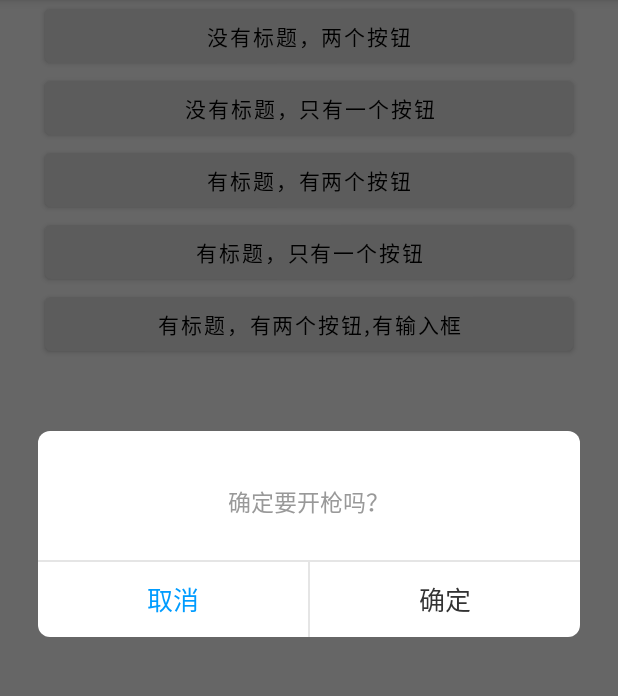
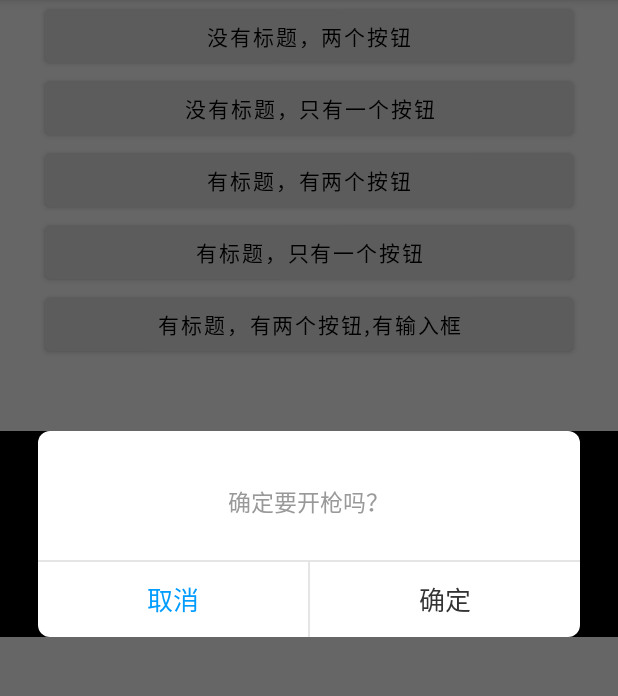
Before and after one commit to T-bright/CommonDialog, an Android app: the screen it shows after launch (MainActivity), after a tap on "没有标题，两个按钮", on a phone screen of 412 x 824 dp, the part 84-780 px from its top. Run offline under Robolectric (Android 15) with nearby library versions, the phone set to English and light mode, and no system bars.

Commit message:
优化代码

```diff
--- a/app/src/main/java/com/bright/commondialog/demo/MainActivity.kt
+++ b/app/src/main/java/com/bright/commondialog/demo/MainActivity.kt
@@ -26,7 +26,7 @@ class MainActivity : AppCompatActivity() {
     //没有标题，两个按钮
     private fun notitleOnly() {
         val dataBean = TestDialogDataBean()
-        CommonDialogBuilder(this).withType(CommonDialogBuilder.NOTITLE_ONLY)
+        CommonDialogBuilder(this, R.style.CommonDialogStyleTest).withType(CommonDialogBuilder.NOTITLE_ONLY)
             .withMessage("确定要开枪吗？")
             .withNegative { view, dialog ->
                 toast("点击了取消")
--- a/app/src/main/res/values/styles.xml
+++ b/app/src/main/res/values/styles.xml
@@ -18,4 +18,12 @@
         <item name="android:windowEnterAnimation">@anim/fadein</item>
         <item name="android:windowExitAnimation">@android:anim/slide_out_right</item>
     </style>
+
+    <style name="CommonDialogStyleTest" parent="@android:style/Theme.Dialog">
+        <item name="android:windowNoTitle">true</item>
+        <item name="android:windowBackground">#000000</item>
+        <item name="android:colorBackgroundCacheHint">@null</item>
+        <item name="android:windowSoftInputMode">adjustPan</item>
+        <item name="android:windowIsFloating">true</item>
+    </style>
 </resources>
--- a/commondialog/src/main/java/com/bright/commondialog/CommonDialog.kt
+++ b/commondialog/src/main/java/com/bright/commondialog/CommonDialog.kt
@@ -9,9 +9,7 @@ import com.bright.commondialog.extension.visible
 import kotlinx.android.synthetic.main.dialog_common.*
 
 
-class CommonDialog(context: Context, style: Int = R.style.BaseDialog) : BaseDialog<CommonDialogBuilder>(context, style) {
-
-
+class CommonDialog(context: Context, style: Int) : BaseDialog<CommonDialogBuilder>(context, style) {
 
     override fun setContentView(): Int {
         return R.layout.dialog_common
@@ -21,7 +19,6 @@ class CommonDialog(context: Context, style: Int = R.style.BaseDialog) : BaseDial
         initVisible()
         initListener()
     }
-
 
     override fun onStart() {
         super.onStart()
--- a/commondialog/src/main/java/com/bright/commondialog/CommonDialogBuilder.kt
+++ b/commondialog/src/main/java/com/bright/commondialog/CommonDialogBuilder.kt
@@ -6,7 +6,7 @@ import androidx.annotation.StringRes
 import com.bright.commondialog.base.BaseDialogBuilder
 
 
-class CommonDialogBuilder(private var context: Context, private var style: Int = R.style.BaseDialog) : BaseDialogBuilder<CommonDialogBuilder, CommonDialog>(context, style) {
+class CommonDialogBuilder(context: Context, mStyle: Int = R.style.BaseDialog) : BaseDialogBuilder<CommonDialogBuilder, CommonDialog>(context, mStyle) {
 
     companion object {
         const val NOTITLE_ONLY = "1"//没有标题，但是有两个按钮
@@ -19,7 +19,7 @@ class CommonDialogBuilder(private var context: Context, private var style: Int =
     override var dialogBuilder: CommonDialogBuilder = this
 
     override fun dialogInstance(): CommonDialog {
-        return CommonDialog(context)
+        return CommonDialog(context, style)
     }
 
     //类型
--- a/commondialog/src/main/java/com/bright/commondialog/base/BaseDialog.kt
+++ b/commondialog/src/main/java/com/bright/commondialog/base/BaseDialog.kt
@@ -4,10 +4,9 @@ import android.app.Dialog
 import android.content.Context
 import android.os.Bundle
 import androidx.appcompat.app.AlertDialog
-import com.bright.commondialog.R
 import com.bright.commondialog.interfaces.BaseDialogInterface
 
-abstract class BaseDialog<T : BaseDialogBuilder<*, *>>(context: Context, style: Int = R.style.BaseDialog) : AlertDialog(context, style), BaseDialogInterface {
+abstract class BaseDialog<T : BaseDialogBuilder<*, *>>(context: Context, style: Int) : AlertDialog(context, style), BaseDialogInterface {
 
     open lateinit var dialogBuilder: T
 
--- a/commondialog/src/main/java/com/bright/commondialog/base/BaseDialogBuilder.kt
+++ b/commondialog/src/main/java/com/bright/commondialog/base/BaseDialogBuilder.kt
@@ -7,12 +7,11 @@ import android.view.View
 import android.view.WindowManager
 import androidx.annotation.FloatRange
 import androidx.annotation.StringRes
-import com.bright.commondialog.R
 import com.bright.commondialog.interfaces.BaseDialogInterface
 import com.bright.commondialog.interfaces.OnDialogClickedListener
 
 
-abstract class BaseDialogBuilder<B, D : BaseDialogInterface>(private var context: Context, private var style: Int = R.style.BaseDialog) {
+abstract class BaseDialogBuilder<B, D : BaseDialogInterface>(var context: Context, var style: Int) {
 
     //初始化 Builder
     abstract var dialogBuilder: B
```
